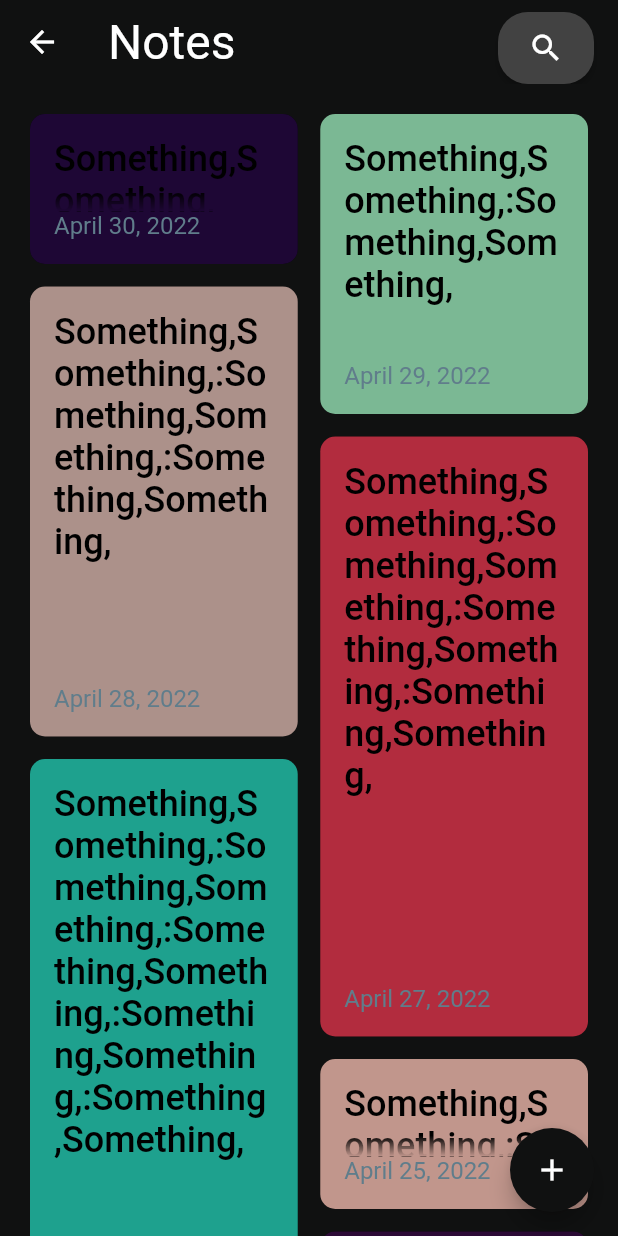
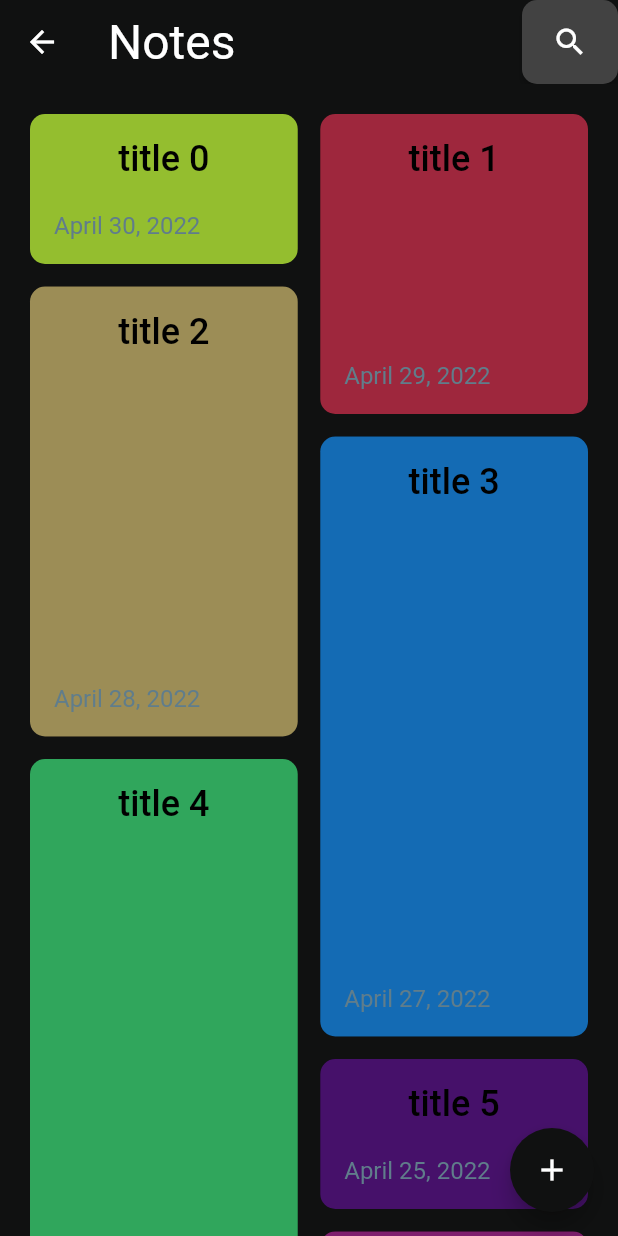
Before and after one commit to V-chinmay/the_note_app, a Flutter app: the HomeView screen opened by its route, on a phone screen of 412 x 824 dp. Run offline on Flutter 3.47's test engine with Material 2 defaults, Android fonts, the phone set to English and light mode, and no system bars; our stand-ins replace get; missing offline and left inert: dart:ffi.

Commit message:
Implemented note edit view with functionalites and added navigator middleware.

```diff
--- /dev/null
+++ b/assets/models/note.json
@@ -0,0 +1,5 @@
+{
+    "title":"some random title",
+    "description":"some random description",
+    "last_modified_date":"2018-12-10T13:45:00.000Z"
+}
--- a/lib/app/modules/home/controllers/home_controller.dart
+++ b/lib/app/modules/home/controllers/home_controller.dart
@@ -1,9 +1,20 @@
 import 'package:get/get.dart';
+import 'package:the_note_app/app/modules/note_edit/note_model.dart';
 
 class HomeController extends GetxController {
-  //TODO: Implement HomeController
+  List<Note> notesList = <Note>[];
 
-  final count = 0.obs;
+  void getLatestNotes() {
+    notesList.addAll(List.generate(
+        20,
+        (index) => Note(
+            title: "title $index",
+            description: List.generate(2000, (index) => "description $index").join(" "),
+            lastModifiedDate: DateTime.now()
+                .subtract(Duration(days: index)))));
+    update();
+  }
+
   @override
   void onInit() {
     super.onInit();
@@ -16,5 +27,4 @@
 
   @override
   void onClose() {}
-  void increment() => count.value++;
 }
--- /dev/null
+++ b/lib/app/modules/home/views/elevated_note_action_button.dart
@@ -0,0 +1,27 @@
+import 'package:flutter/material.dart';
+
+class ElevatedNoteActionButton extends StatelessWidget {
+  const ElevatedNoteActionButton({
+    Key? key,
+    required this.onPressed,
+    required this.icon,
+  }) : super(key: key);
+
+  final void Function() onPressed;
+  final IconData icon;
+
+  @override
+  Widget build(BuildContext context) {
+    return ElevatedButton(
+      onPressed: onPressed,
+      style: ButtonStyle(
+          shape: MaterialStateProperty.all(
+              RoundedRectangleBorder(borderRadius: BorderRadius.circular(10))),
+          foregroundColor: MaterialStateProperty.all(Colors.white),
+          backgroundColor: MaterialStateProperty.all(Colors.grey.shade800)),
+      child: Icon(
+        this.icon,
+      ),
+    );
+  }
+}
--- a/lib/app/modules/home/views/home_view.dart
+++ b/lib/app/modules/home/views/home_view.dart
@@ -2,9 +2,12 @@
 
 import 'package:get/get.dart';
 import 'package:the_note_app/app/modules/home/views/NoteTile.dart';
+import 'package:the_note_app/app/routes/app_pages.dart';
 
 import '../controllers/home_controller.dart';
 import 'package:flutter_staggered_grid_view/flutter_staggered_grid_view.dart';
+
+import 'elevated_note_action_button.dart';
 
 class HomeView extends GetView<HomeController> {
   void onAddNewNote() {}
@@ -17,20 +20,9 @@
           backgroundColor: Colors.transparent,
           elevation: 0,
           actions: [
-            Container(
-              margin: EdgeInsets.only(top: 8, right: 16),
-              child: ElevatedButton(
-                onPressed: () => null,
-                style: ButtonStyle(
-                    shape: MaterialStateProperty.all(RoundedRectangleBorder(
-                        borderRadius: BorderRadius.circular(20))),
-                    foregroundColor: MaterialStateProperty.all(Colors.white),
-                    backgroundColor:
-                        MaterialStateProperty.all(Colors.grey.shade800)),
-                child: Icon(
-                  Icons.search,
-                ),
-              ),
+            ElevatedNoteActionButton(
+              icon: Icons.search,
+              onPressed:() => null
             ),
           ]);
 
@@ -42,16 +34,26 @@
           onPressed: onAddNewNote,
           child: Icon(Icons.add),
         ),
-        body: MasonryGridView.count(
-            padding: EdgeInsets.all(20),
-            crossAxisCount: 2,
-            crossAxisSpacing: 15,
-            mainAxisSpacing: 15,
-            itemCount: 20,
-            itemBuilder: (_, index) => NoteTile(
-                List.generate(index + 1, (index) => "Something,Something,")
-                    .join(":"),
-                DateTime.now().subtract(Duration(days: index)),
-                (index % 5 + 1) * 100)));
+        body: GetBuilder<HomeController>(
+          initState: (_) {
+            controller.getLatestNotes();
+          },
+          builder: (_) {
+            return MasonryGridView.count(
+                padding: EdgeInsets.all(20),
+                crossAxisCount: 2,
+                crossAxisSpacing: 15,
+                mainAxisSpacing: 15,
+                itemCount: 20,
+                itemBuilder: (_, index) => InkWell(
+                    onTap: () {
+                      Get.toNamed(Routes.NOTE_EDIT,arguments: controller.notesList[index]);
+                    },
+                    child: NoteTile(
+                        controller.notesList[index].title!,
+                        controller.notesList[index].lastModifiedDate ?? DateTime.now(),
+                        ((index % 5 + 1) * 100))));
+          },
+        ));
   }
 }
--- a/lib/app/modules/login/views/login_view.dart
+++ b/lib/app/modules/login/views/login_view.dart
@@ -1,7 +1,7 @@
 import 'package:flutter/material.dart';
 
 import 'package:get/get.dart';
-import 'package:the_note_app/app/common/input_field.dart';
+import 'package:the_note_app/app/common/views/input_field.dart';
 import 'package:the_note_app/app/routes/app_pages.dart';
 
 import '../controllers/login_controller.dart';
--- /dev/null
+++ b/lib/app/modules/note_edit/note_model.dart
@@ -0,0 +1,21 @@
+class Note {
+  String? title;
+  String? description;
+  DateTime? lastModifiedDate;
+
+  Note({this.title, this.description, this.lastModifiedDate});
+
+  Note.fromJson(Map<String, dynamic> json) {
+    title = json['title'];
+    description = json['description'];
+    lastModifiedDate = int.parse(json['last_modified_date']!) != null ? DateTime.fromMillisecondsSinceEpoch(int.parse(json['last_modified_date']!)) : null;
+  }
+
+  Map<String, dynamic> toJson() {
+    final data = <String, dynamic>{};
+    data['title'] = title;
+    data['description'] = description;
+    data['last_modified_date'] = lastModifiedDate;
+    return data;
+  }
+}
--- a/lib/app/routes/app_routes.dart
+++ b/lib/app/routes/app_routes.dart
@@ -6,9 +6,11 @@
 
   static const HOME = _Paths.HOME;
   static const LOGIN = _Paths.LOGIN;
+  static const NOTE_EDIT = _Paths.NOTE_EDIT;
 }
 
 abstract class _Paths {
   static const HOME = '/home';
   static const LOGIN = '/login';
+  static const NOTE_EDIT = '/note-edit';
 }
--- a/lib/main.dart
+++ b/lib/main.dart
@@ -3,8 +3,10 @@
 import 'package:get/get.dart';
 
 import 'app/routes/app_pages.dart';
+import 'app/routes/navigation_middleware.dart';
 
 void main() {
+  Get.put(NavigationMiddleWare());
   runApp(
     GetMaterialApp(
       title: "Application",
```
Also changed, not shown: lib/app/common/extensions/datetime.dart (added, +8 -0 lines), lib/app/modules/note_edit/bindings/note_edit_binding.dart (added, +12 -0 lines), lib/app/modules/note_edit/controllers/note_edit_controller.dart (added, +37 -0 lines), lib/app/modules/note_edit/providers/note_provider.dart (added, +22 -0 lines), lib/app/modules/note_edit/views/note_edit_view.dart (added, +86 -0 lines), lib/app/routes/app_pages.dart (+12 -0 lines), lib/app/routes/navigation_middleware.dart (added, +36 -0 lines), lib/app/common/views/input_field.dart (renamed from lib/app/common/input_field.dart).
